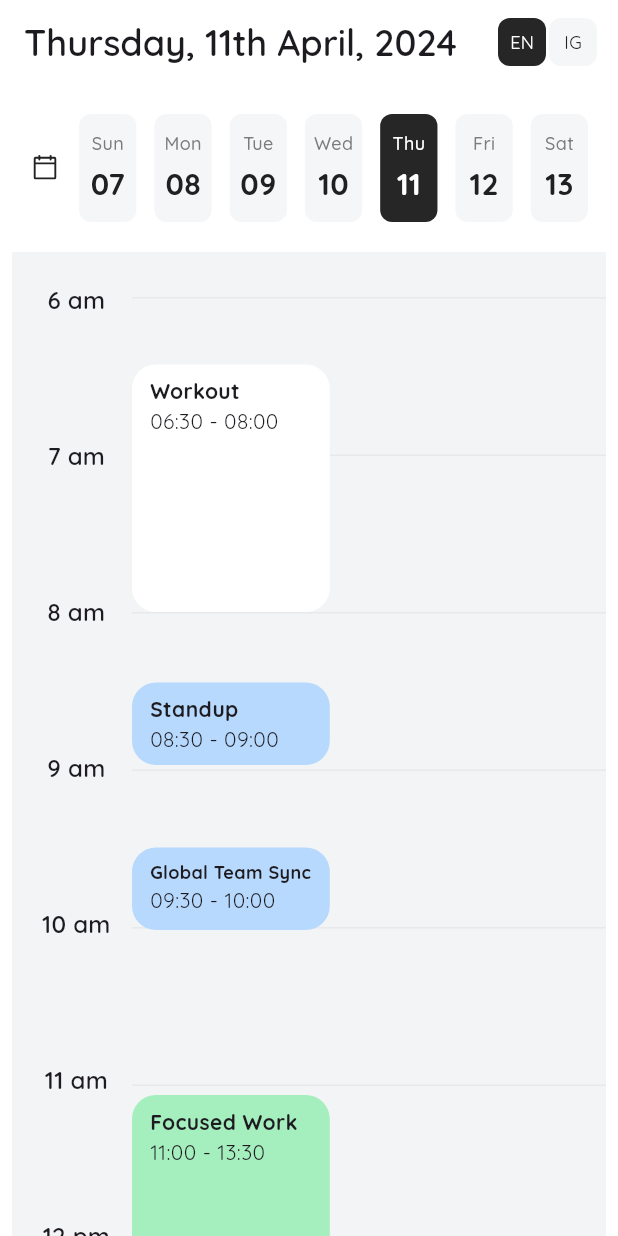
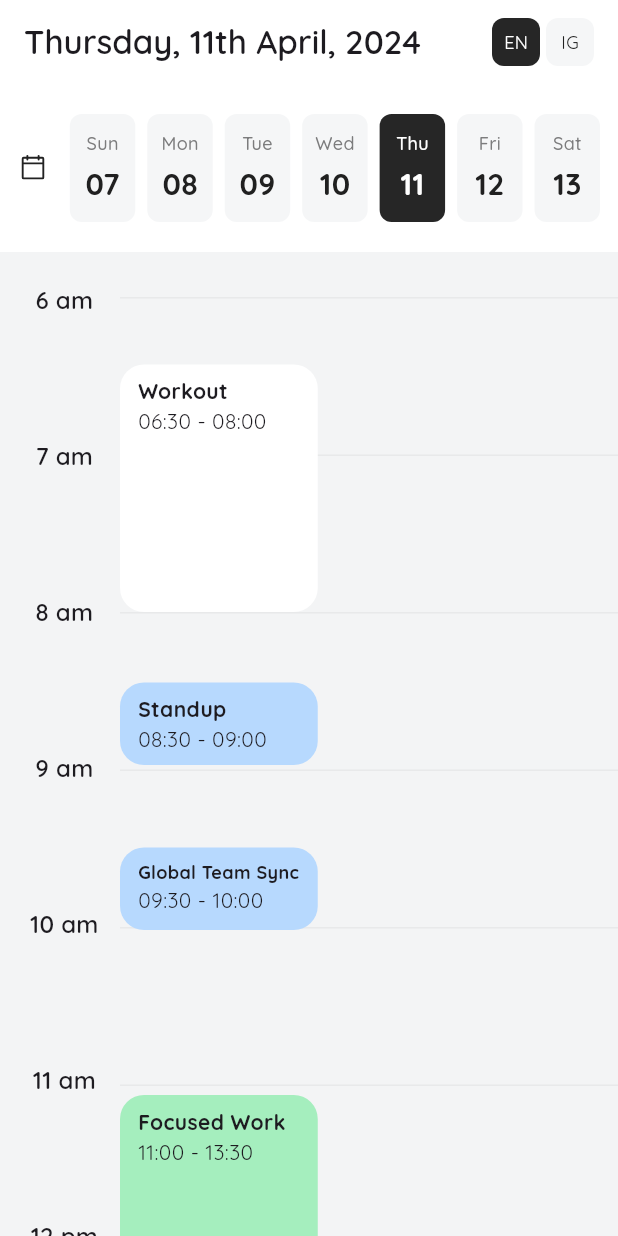
Before and after one commit to Crazelu/status, a Flutter app: the screen it shows after launch, on a phone screen of 412 x 824 dp. Run offline on Flutter 3.47's test engine with Material 3 defaults, Android fonts, the phone set to English and light mode, and no system bars; drawn by our look-alikes of auto_size_text; our stand-ins replace dio, dotted_border, equatable, flutter_secure_storage, get_it, google_fonts and 4 more; missing offline and left inert: flutter_dialog_manager, universal_html.

Commit message:
feat: updates mobile view

```diff
--- a/lib/core/presentation/widgets/localization_toggle.dart
+++ b/lib/core/presentation/widgets/localization_toggle.dart
@@ -3,6 +3,7 @@ import 'package:provider/provider.dart';
 import 'package:status/core/localization/app_localizations.dart';
 import 'package:status/core/localization/localization_manager.dart';
 import 'package:status/core/presentation/themes/day_card_theme.dart';
+import 'package:status/core/presentation/widgets/responsive_builder.dart';
 import "package:universal_html/html.dart" as html;
 
 class LocalizationToggle extends StatelessWidget {
@@ -35,7 +36,7 @@ class _LocaleCard extends StatelessWidget {
         final selected = currentLocale == locale;
 
         return Padding(
-          padding: const EdgeInsets.only(right: 2),
+          padding: EdgeInsets.only(right: (2.0, 4.0).resolve),
           child: SizedBox(
             height: 32,
             width: 32,
--- a/lib/features/home/presentation/pages/mobile_page.dart
+++ b/lib/features/home/presentation/pages/mobile_page.dart
@@ -27,7 +27,7 @@ class HomeMobilePage extends StatelessWidget {
           builder: (context, selectedDate, _) {
             return Text(
               selectedDate?.formattedDate ?? '',
-              style: Theme.of(context).textTheme.headlineSmall?.copyWith(
+              style: Theme.of(context).textTheme.titleLarge?.copyWith(
                     fontWeight: FontWeight.w600,
                   ),
             );
@@ -40,11 +40,7 @@ class HomeMobilePage extends StatelessWidget {
           ),
         ],
       ),
-      body: Padding(
-        padding: const EdgeInsets.symmetric(horizontal: 8),
-        child: Center(
-          child: Column(
-            mainAxisAlignment: MainAxisAlignment.center,
+      body: Column(
         children: [
           const SizedBox(height: 8),
           const Padding(
@@ -61,8 +57,7 @@ class HomeMobilePage extends StatelessWidget {
                   child: SizedBox(
                     width: double.infinity,
                     height: 120 *
-                            (timeRange.end.hour - timeRange.start.hour)
-                                .toDouble(),
+                        (timeRange.end.hour - timeRange.start.hour).toDouble(),
                     child: Stack(
                       children: [
                         const Positioned(
@@ -99,8 +94,6 @@ class HomeMobilePage extends StatelessWidget {
           ),
         ],
       ),
-        ),
-      ),
     );
   }
 }
--- a/lib/features/home/presentation/widgets/calendar_row.dart
+++ b/lib/features/home/presentation/widgets/calendar_row.dart
@@ -42,7 +42,8 @@ class CalendarRow extends StatelessWidget {
                   },
                 ),
               ),
-              if (item.$1 != dates.length - 1) const SizedBox(width: 12),
+              if (item.$1 != dates.length - 1)
+                SizedBox(width: (12.0, 8.0).resolve),
             },
           ],
         );
```
Lines whose indentation alone changed are shown as unchanged.
